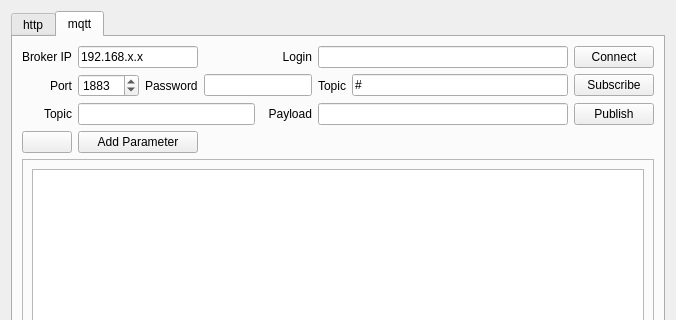
Qt form Shelly.ui (RemyLogisDom/Shelly) before a commit; both pictures show x 0 to 676 and y 0 to 320 of the 676 by 577 pixel window.
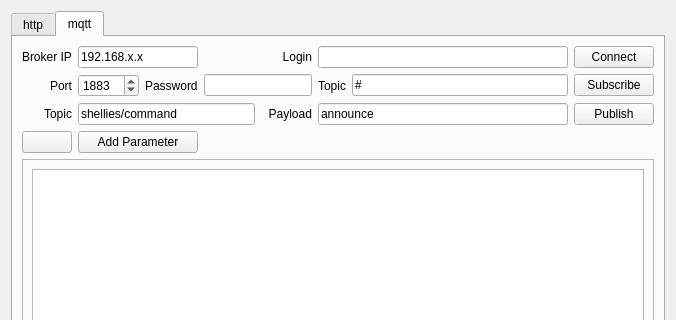
The same form after that commit. The open tabs and pages were chosen to show the change. Icons and pictures are not drawn.

```diff
--- a/Shelly.ui
+++ b/Shelly.ui
@@ -288,7 +288,7 @@
           </size>
          </property>
          <property name="text">
-          <string/>
+          <string>shellies/command</string>
          </property>
         </widget>
        </item>
@@ -313,7 +313,7 @@
        <item row="2" column="5" colspan="2">
         <widget class="QLineEdit" name="lineEditPayLoad">
          <property name="text">
-          <string/>
+          <string>announce</string>
          </property>
         </widget>
        </item>
```
Left out of the diff: 4 changed lines with no effect on the pictures.
